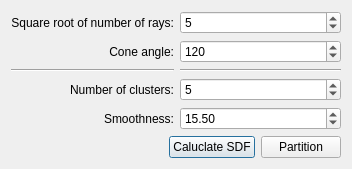
Before: the Qt Designer form Polyhedron/demo/Polyhedron/Mesh_segmentation_dialog.ui in CGAL/cgal, drawn with Qt 5.
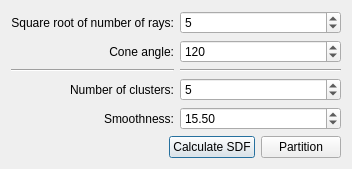
After: the same form once the commit is applied.

The edit to the form file:
```diff
--- a/Polyhedron/demo/Polyhedron/Mesh_segmentation_dialog.ui
+++ b/Polyhedron/demo/Polyhedron/Mesh_segmentation_dialog.ui
@@ -123,7 +123,7 @@
      <item>
       <widget class="QPushButton" name="SDF_button" >
        <property name="text" >
-        <string>Caluclate SDF</string>
+        <string>Calculate SDF</string>
        </property>
       </widget>
      </item>
```
